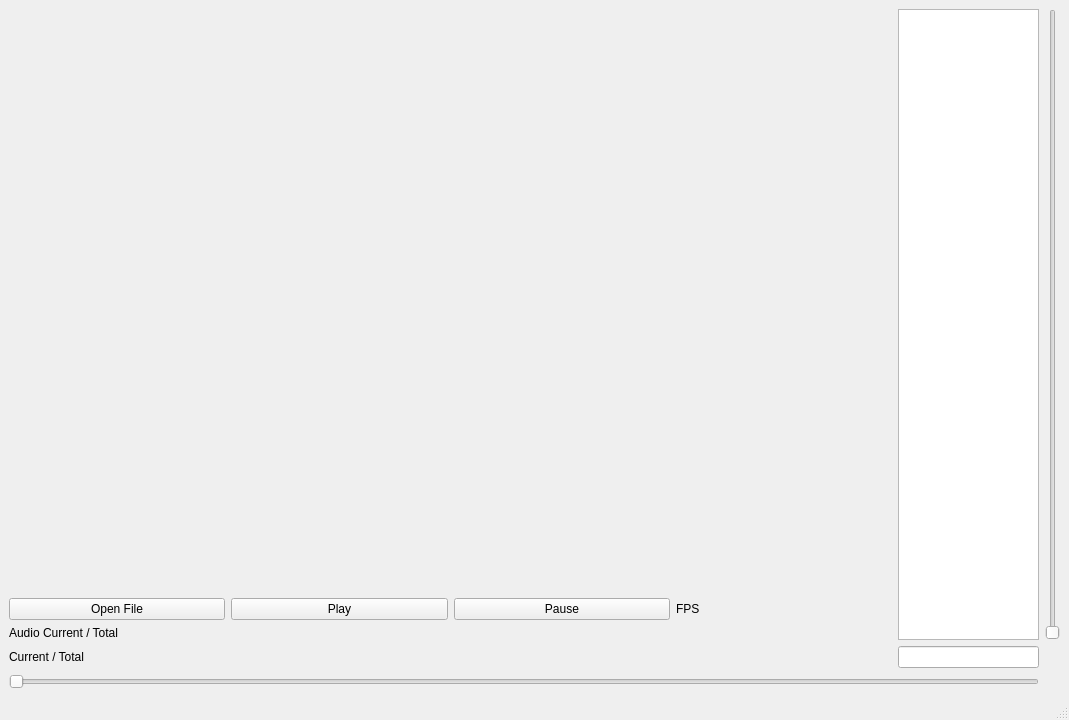
Old version of the form app/server/open.ui in the repository shully899509/OpenParty.
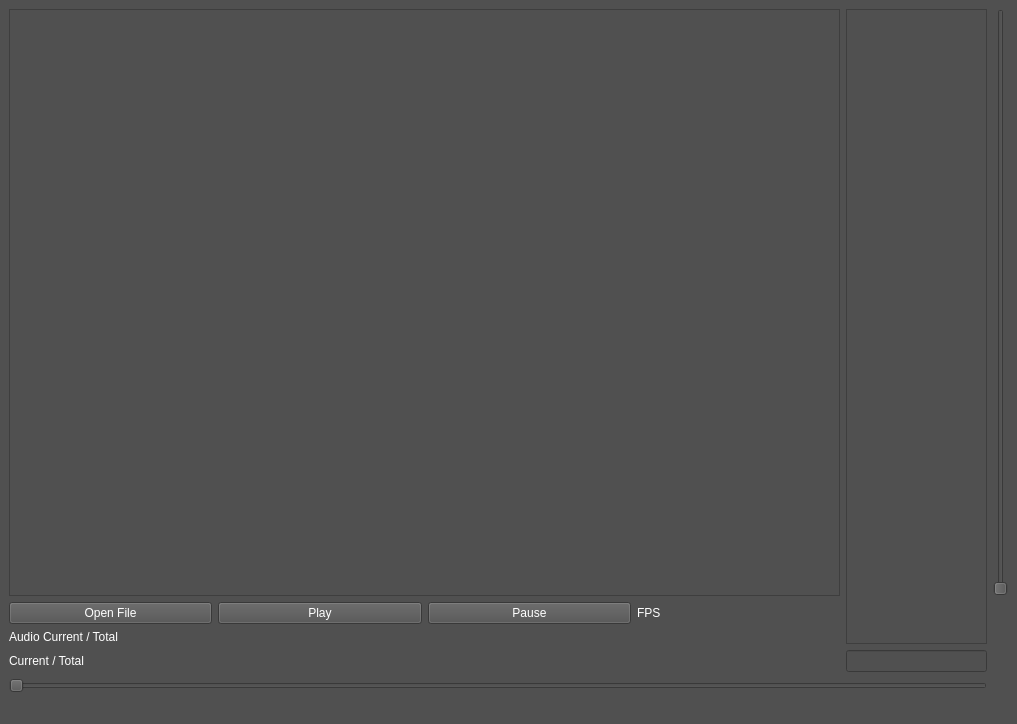
New version of the form.

Patch:
```diff
--- a/app/server/open.ui
+++ b/app/server/open.ui
@@ -6,8 +6,8 @@
    <rect>
     <x>0</x>
     <y>0</y>
-    <width>1069</width>
-    <height>720</height>
+    <width>1017</width>
+    <height>724</height>
    </rect>
   </property>
   <property name="maximumSize">
@@ -19,35 +19,19 @@
   <property name="windowTitle">
    <string>MainWindow</string>
   </property>
+  <property name="styleSheet">
+   <string notr="true">background-color: rgb(80, 80, 80);</string>
+  </property>
   <widget class="QWidget" name="centralwidget">
    <property name="minimumSize">
     <size>
-     <width>1069</width>
-     <height>669</height>
+     <width>573</width>
+     <height>673</height>
     </size>
    </property>
    <layout class="QGridLayout" name="gridLayout">
     <item row="0" column="0" colspan="4">
-     <widget class="QLabel" name="frame">
-      <property name="sizePolicy">
-       <sizepolicy hsizetype="Expanding" vsizetype="Expanding">
-        <horstretch>0</horstretch>
-        <verstretch>0</verstretch>
-       </sizepolicy>
-      </property>
-      <property name="mouseTracking">
-       <bool>false</bool>
-      </property>
-      <property name="autoFillBackground">
-       <bool>false</bool>
-      </property>
-      <property name="text">
-       <string/>
-      </property>
-      <property name="scaledContents">
-       <bool>false</bool>
-      </property>
-     </widget>
+     <widget class="QGraphicsView" name="frame"/>
     </item>
     <item row="0" column="4" rowspan="3">
      <widget class="QTextBrowser" name="chatBox">
@@ -72,9 +56,13 @@
         <height>9999</height>
        </size>
       </property>
+      <property name="styleSheet">
+       <string notr="true">color: rgb(255, 255, 255);
+font: 8pt &quot;Lucida Fax&quot;;</string>
+      </property>
      </widget>
     </item>
-    <item row="0" column="5" rowspan="3">
+    <item row="0" column="5">
      <widget class="QSlider" name="volumeSlider">
       <property name="orientation">
        <enum>Qt::Vertical</enum>
@@ -89,6 +77,10 @@
         <verstretch>0</verstretch>
        </sizepolicy>
       </property>
+      <property name="styleSheet">
+       <string notr="true">color: rgb(255, 255, 255);
+font: 8pt &quot;Lucida Fax&quot;;</string>
+      </property>
       <property name="text">
        <string>Open File</string>
       </property>
@@ -102,6 +94,10 @@
         <verstretch>0</verstretch>
        </sizepolicy>
       </property>
+      <property name="styleSheet">
+       <string notr="true">color: rgb(255, 255, 255);
+font: 8pt &quot;Lucida Fax&quot;;</string>
+      </property>
       <property name="text">
        <string>Play</string>
       </property>
@@ -115,6 +111,10 @@
         <verstretch>0</verstretch>
        </sizepolicy>
       </property>
+      <property name="styleSheet">
+       <string notr="true">color: rgb(255, 255, 255);
+font: 8pt &quot;Lucida Fax&quot;;</string>
+      </property>
       <property name="text">
        <string>Pause</string>
       </property>
@@ -125,6 +125,10 @@
       <property name="toolTip">
        <string>Current FPS</string>
       </property>
+      <property name="styleSheet">
+       <string notr="true">color: rgb(255, 255, 255);
+font: 8pt &quot;Lucida Fax&quot;;</string>
+      </property>
       <property name="text">
        <string>FPS</string>
       </property>
@@ -135,6 +139,10 @@
       <property name="toolTip">
        <string>Audio Timestamp</string>
       </property>
+      <property name="styleSheet">
+       <string notr="true">color: rgb(255, 255, 255);
+font: 8pt &quot;Lucida Fax&quot;;</string>
+      </property>
       <property name="text">
        <string>Audio Current / Total</string>
       </property>
@@ -151,6 +159,10 @@
       <property name="toolTip">
        <string>Video Timestamp</string>
       </property>
+      <property name="styleSheet">
+       <string notr="true">color: rgb(255, 255, 255);
+font: 8pt &quot;Lucida Fax&quot;;</string>
+      </property>
       <property name="text">
        <string>Current / Total</string>
       </property>
@@ -164,6 +176,10 @@
         <height>16777215</height>
        </size>
       </property>
+      <property name="styleSheet">
+       <string notr="true">color: rgb(255, 255, 255);
+font: 8pt &quot;Lucida Fax&quot;;</string>
+      </property>
      </widget>
     </item>
     <item row="4" column="0" colspan="5">
```
Left out of the diff: 2 changed lines with no effect on the pictures.
